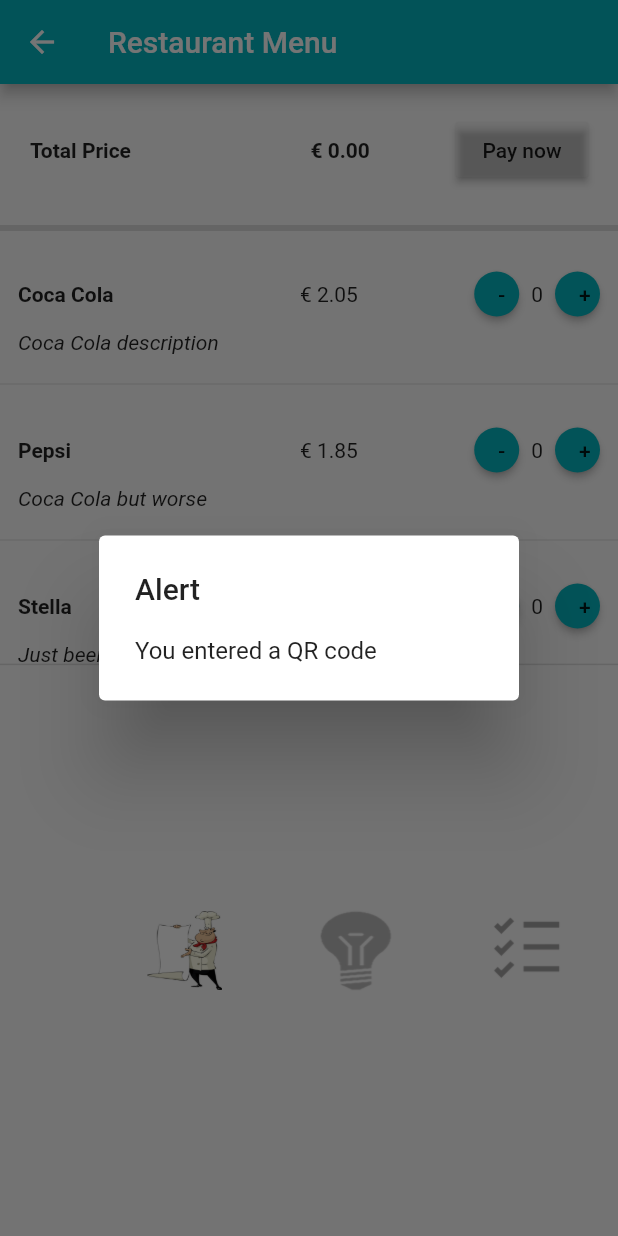
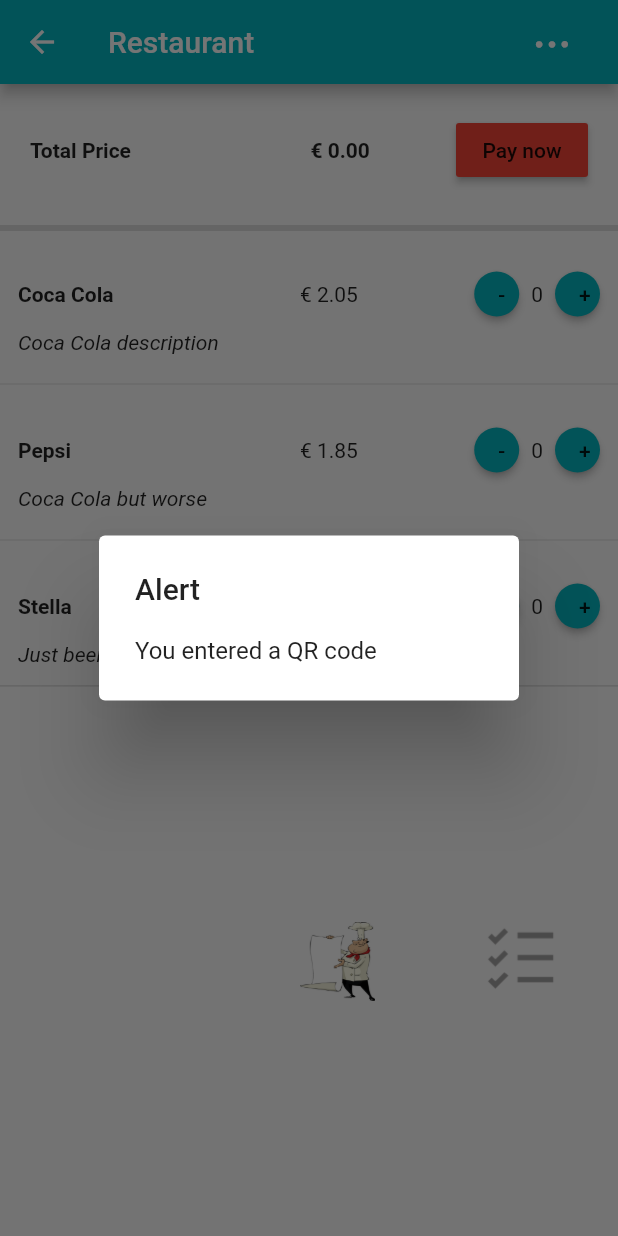
Before and after one commit to alexanderbodard/appetite-frontend, a Flutter app: the screen it shows after launch, after a tap on "Scan a QR code", on a phone screen of 412 x 824 dp. Run offline on Flutter 3.47's test engine with Material 2 defaults, Android fonts, the phone set to English and light mode, and no system bars.

Commit message:
Add account settings

```diff
--- a/lib/constants.dart
+++ b/lib/constants.dart
@@ -2,5 +2,5 @@ import 'package:flutter/material.dart';
 
 class Constants {
   static const int kotszakske = 0xff04b5bf;
-  static const double flatButtonPadding = 28.0;
+  static const double flatButtonPadding = 32.0;
 }
--- a/lib/home.dart
+++ b/lib/home.dart
@@ -5,6 +5,7 @@
 import 'package:flutter/material.dart';
 import 'restaurant.dart';
 import 'constants.dart';
+import 'util/appbar.dart';
 
 class Home extends StatelessWidget {
   @override
@@ -19,10 +20,7 @@ class Home extends StatelessWidget {
 class _Home extends StatelessWidget {
   Widget build(BuildContext context) {
     return Scaffold(
-      appBar: AppBar(
-        title: Text('Welcome to Appetite'),
-        backgroundColor: Color(Constants.kotszakske),
-      ),
+      appBar: Util.appBar('Welcome to Appetite', context),
       body: Container(
         child: Column(
           children: <Widget>[
--- a/lib/restaurant.dart
+++ b/lib/restaurant.dart
@@ -2,7 +2,8 @@ import 'package:flutter/material.dart';
 import 'constants.dart';
 import 'package:appetite/restaurant/menu_body.dart';
 import 'package:appetite/restaurant/orders_body.dart';
-import 'package:appetite/restaurant/account_body.dart';
+import 'package:appetite/util/appbar.dart';
+
 
 class Restaurant extends StatefulWidget {
   RestaurantState createState() => RestaurantState();
@@ -17,14 +18,10 @@ class RestaurantState extends State<Restaurant> {
 
   Widget build(BuildContext context) {
     return Scaffold(
-      appBar: AppBar(
-        title: Text('Restaurant Menu'),
-        backgroundColor: Color(Constants.kotszakske),
-      ),
+      appBar: Util.appBar('Restaurant', context),
       body: _Body(this),
       persistentFooterButtons: <Widget>[
         _MenuButton(this),
-        _AccountButton(this),
         _OrdersButton(this),
       ],
     );
@@ -39,9 +36,6 @@ class _Body extends StatelessWidget {
   Widget build(BuildContext context) {
     if (this.parent._tab == 'Menu') {
       return MenuBody();
-    }
-    if (this.parent._tab == 'Account') {
-      return AccountBody();
     }
     if (this.parent._tab == 'Orders') {
       return OrdersBody();
--- a/lib/restaurant/menu_body.dart
+++ b/lib/restaurant/menu_body.dart
@@ -53,7 +53,7 @@ class PayNowButton extends StatelessWidget {
         );
       },
       child: Text('Pay now'),
-      color: Colors.white12,
+      color: Colors.red,
     );
   }
 }
--- /dev/null
+++ b/lib/util/appbar.dart
@@ -0,0 +1,22 @@
+import 'package:flutter/material.dart';
+import 'package:appetite/constants.dart';
+import 'package:appetite/account.dart';
+
+class Util {
+  static AppBar appBar(String title, BuildContext context) {
+    return AppBar(
+      title: Text(title),
+      actions: <Widget>[
+        FlatButton(
+          textColor: Colors.white,
+          onPressed: () {
+            Navigator.push(context, MaterialPageRoute(builder: (BuildContext context) => Account()));
+          },
+          child: Text("⋯", style: TextStyle(fontSize: 28, fontWeight: FontWeight.bold),),
+          shape: CircleBorder(side: BorderSide(color: Colors.transparent)),
+        ),
+      ],
+      backgroundColor: Color(Constants.kotszakske),
+    );
+  }
+}
```
Also changed, not shown: lib/account.dart (added, +101 -0 lines), lib/restaurant/account_body.dart (deleted, +0 -7 lines).
